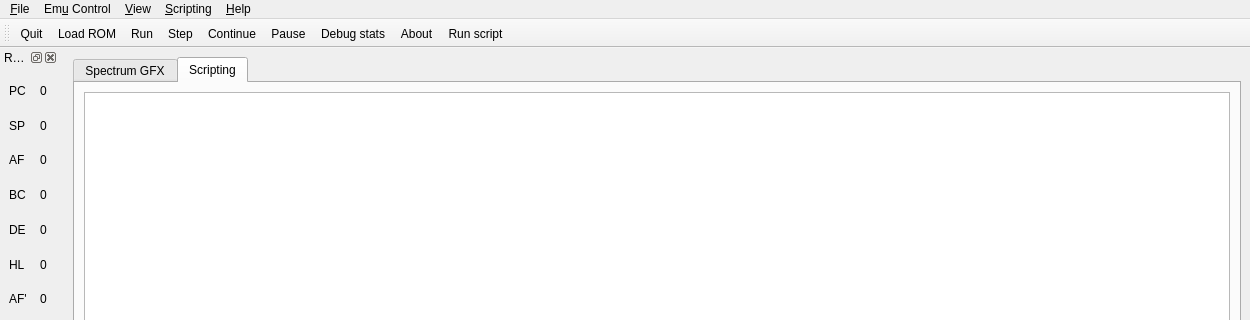
electrified/cpuqt, file ui/main_window.ui: the form before one commit; both pictures show x 0 to 1250 and y 0 to 320 of the 1250 by 892 pixel window.
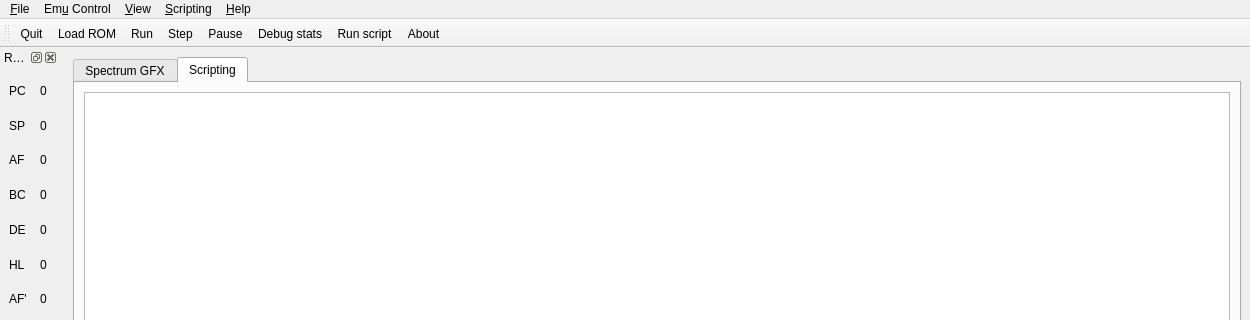
The form after the commit. Icons and pictures are not drawn.

Patch:
```diff
--- a/ui/main_window.ui
+++ b/ui/main_window.ui
@@ -424,11 +424,10 @@
    <addaction name="actionLoad_ROM"/>
    <addaction name="actionRun"/>
    <addaction name="actionStep"/>
-   <addaction name="actionContinue"/>
    <addaction name="actionStop"/>
    <addaction name="actionDebug_stats"/>
-   <addaction name="actionAbout"/>
    <addaction name="actionRunScript"/>
+   <addaction name="actionAbout"/>
   </widget>
   <widget class="QDockWidget" name="logOutputDockWidget">
    <property name="windowTitle">
@@ -522,11 +521,6 @@
     <string>Debug stats</string>
    </property>
   </action>
-  <action name="actionContinue">
-   <property name="text">
-    <string>Continue</string>
-   </property>
-  </action>
   <action name="actionScroll_memory_with_PC">
    <property name="checkable">
     <bool>true</bool>
```
Left out of the diff: 24 changed lines with no effect on the pictures.
